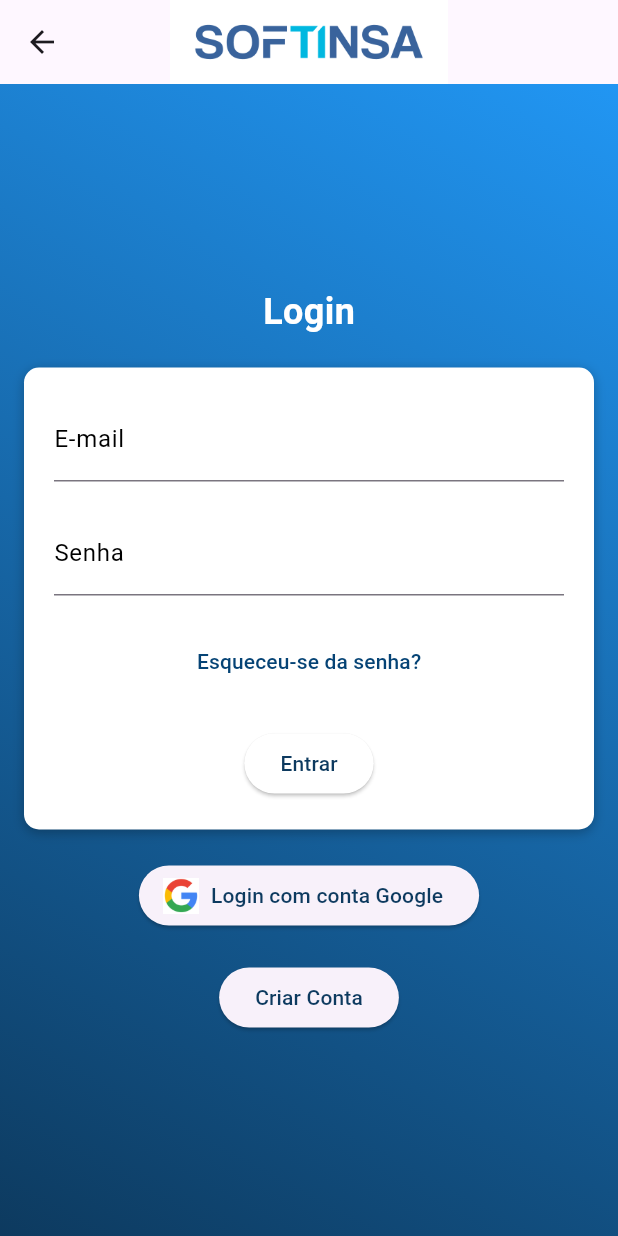
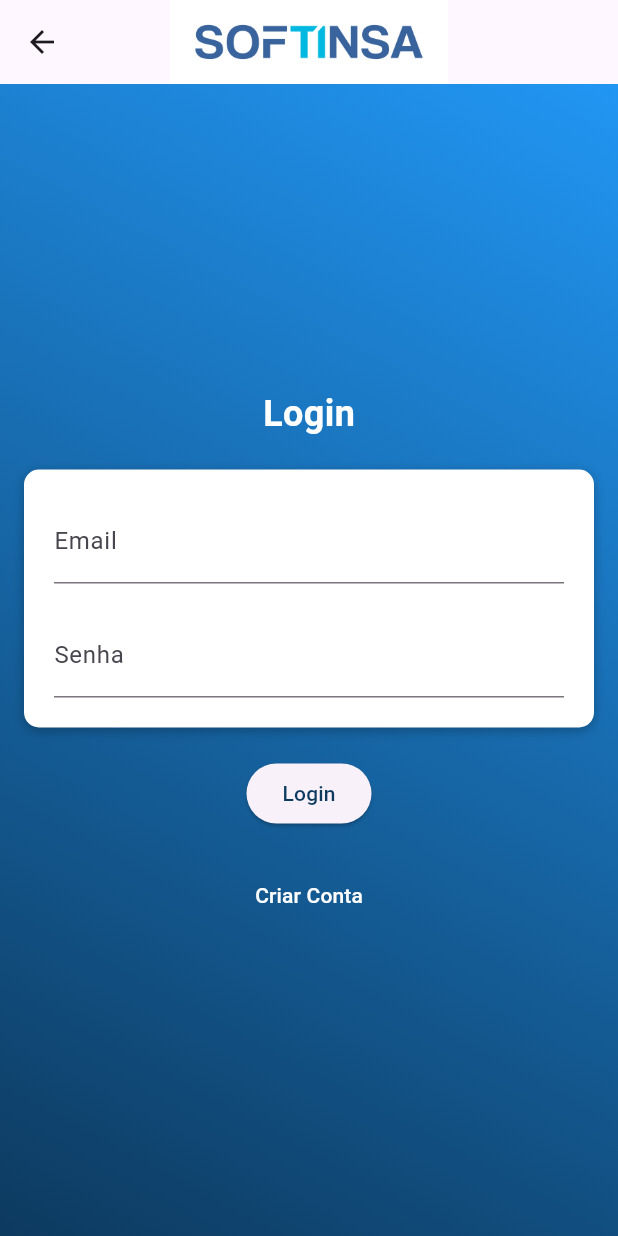
Before and after one commit to ricardo-04/Mobile, a Flutter app: the LoginPage screen opened by its route, on a phone screen of 412 x 824 dp. Run offline on Flutter 3.47's test engine with Material 3 defaults, Android fonts, the phone set to English and light mode, and no system bars; network calls fail.

Commit message:
login e contaCrate check

```diff
--- a/lib/drawer/definicoes.dart
+++ b/lib/drawer/definicoes.dart
@@ -18,7 +18,8 @@ class SettingsPage extends StatelessWidget {
           gradient: LinearGradient(
             begin: Alignment.topCenter,
             end: Alignment.bottomCenter,
-            colors: [Color.fromARGB(255, 53, 92, 124), Color.fromARGB(255, 214, 235, 252)],
+            colors: [Colors.blue,
+              Color.fromARGB(255, 13, 58, 95)],
           ),
         ),
         child: ListView(
--- a/lib/login.dart
+++ b/lib/login.dart
@@ -1,7 +1,8 @@
 import 'package:flutter/material.dart';
-import 'package:flutter/widgets.dart';
+import 'package:http/http.dart' as http;
+import 'dart:convert';
+import 'eventosPage.dart';
 import 'contaCreate.dart';
-import 'eventosPage.dart';
 
 class LoginPage extends StatefulWidget {
   @override
@@ -12,6 +13,38 @@ class _LoginPageState extends State<LoginPage> {
   final _formKey = GlobalKey<FormState>();
   final TextEditingController _emailController = TextEditingController();
   final TextEditingController _passwordController = TextEditingController();
+
+  Future<void> _login() async {
+    if (_formKey.currentState?.validate() ?? false) {
+      final response = await http.post(
+        Uri.parse('http://192.168.1.79:3000/auth/login'),
+        headers: <String, String>{
+          'Content-Type': 'application/json; charset=UTF-8',
+        },
+        body: jsonEncode(<String, String>{
+          'user_mail': _emailController.text,
+          'user_password': _passwordController.text,
+        }),
+      );
+
+      if (response.statusCode == 200) {
+        final responseData = jsonDecode(response.body);
+        // Armazenar o token de autenticação para futuras requisições
+        String token = responseData['token'];
+
+        // Navegar para a página de eventos
+        Navigator.push(
+          context,
+          MaterialPageRoute(builder: (context) => EventosPage()),
+        );
+      } else {
+        // Tratar erro
+        ScaffoldMessenger.of(context).showSnackBar(
+          SnackBar(content: Text('Email ou senha inválidos. Tente novamente.')),
+        );
+      }
+    }
+  }
 
   @override
   Widget build(BuildContext context) {
@@ -24,14 +57,18 @@ class _LoginPageState extends State<LoginPage> {
         ),
       ),
       body: SingleChildScrollView(
+        child: ConstrainedBox(
+          constraints: BoxConstraints(
+            minHeight: MediaQuery.of(context).size.height -
+                kToolbarHeight - MediaQuery.of(context).padding.top,
+          ),
+          child: IntrinsicHeight(
             child: Container(
-          height: MediaQuery.of(context).size.height -
-              kToolbarHeight - MediaQuery.of(context).padding.top,
               decoration: const BoxDecoration(
                 gradient: LinearGradient(
                   begin: Alignment.topRight,
                   end: Alignment.bottomLeft,
-              colors: [Color.fromRGBO(33, 150, 243, 1), Color.fromARGB(255, 13, 58, 95)],
+                  colors: [Colors.blue, Color.fromARGB(255, 13, 58, 95)],
                 ),
               ),
               child: Padding(
@@ -48,22 +85,19 @@ class _LoginPageState extends State<LoginPage> {
                       ),
                     ),
                     const SizedBox(height: 20.0),
-                _buildLoginForm(),
+                    _buildForm(),
                     const SizedBox(height: 20.0),
-                ElevatedButton.icon(
-                  icon: Image.asset('assets/google_logo.png', height: 24.0),
-                  label: const Text(
-                    'Login com conta Google',
+                    ElevatedButton(
+                      onPressed: _login,
+                      child: const Text(
+                        'Login',
                         style: TextStyle(
                           color: Color.fromARGB(255, 13, 58, 95),
                         ),
                       ),
-                  onPressed: () {
-                    // lógica de login com conta Google
-                  },
                     ),
                     const SizedBox(height: 20.0),
-                ElevatedButton(
+                    TextButton(
                       onPressed: () {
                         Navigator.push(
                           context,
@@ -73,7 +107,7 @@ class _LoginPageState extends State<LoginPage> {
                       child: const Text(
                         'Criar Conta',
                         style: TextStyle(
-                      color: Color.fromARGB(255, 13, 58, 95),
+                          color: Colors.white,
                         ),
                       ),
                     ),
@@ -82,11 +116,15 @@ class _LoginPageState extends State<LoginPage> {
               ),
             ),
           ),
+        ),
+      ),
     );
   }
 
-  Widget _buildLoginForm() {
-    return Container(
+  Widget _buildForm() {
+    return Form(
+      key: _formKey,
+      child: Container(
         decoration: BoxDecoration(
           color: Colors.white,
           borderRadius: BorderRadius.circular(10.0),
@@ -98,33 +136,19 @@ class _LoginPageState extends State<LoginPage> {
             ),
           ],
         ),
-      child: Form(
-        key: _formKey,
         child: Padding(
           padding: const EdgeInsets.all(20.0),
           child: Column(
             children: <Widget>[
               TextFormField(
                 controller: _emailController,
-                decoration: InputDecoration(
-                  labelText: 'E-mail',
-                  hintText: 'Digite o seu e-mail',
-                  labelStyle: TextStyle(
-                    color: _emailController.text.isEmpty ? Colors.black : Colors.blue,
-                  ),
-                  focusedBorder: const UnderlineInputBorder(
-                    borderSide: BorderSide(
-                      color: Colors.blue,
-                    ),
-                  ),
-                ),
-                keyboardType: TextInputType.emailAddress,
-                style: const TextStyle(
-                  color: Colors.black,
+                decoration: const InputDecoration(
+                  labelText: 'Email',
+                  hintText: 'Digite o seu email',
                 ),
                 validator: (value) {
                   if (value == null || value.isEmpty) {
-                    return 'Por favor, insira o seu e-mail';
+                    return 'Por favor, insira o seu email';
                   }
                   return null;
                 },
@@ -132,21 +156,9 @@ class _LoginPageState extends State<LoginPage> {
               const SizedBox(height: 20.0),
               TextFormField(
                 controller: _passwordController,
-                decoration: InputDecoration(
+                decoration: const InputDecoration(
                   labelText: 'Senha',
                   hintText: 'Digite a sua senha',
-                  labelStyle: TextStyle(
-                    color: _passwordController.text.isEmpty ? Colors.black : Colors.blue,
-                  ),
-                  focusedBorder: const UnderlineInputBorder(
-                    borderSide: BorderSide(
-                      color: Colors.blue,
-                    ),
-                  ),
-                ),
-                obscureText: true,
-                style: const TextStyle(
-                  color: Colors.black,
                 ),
                 validator: (value) {
                   if (value == null || value.isEmpty) {
@@ -154,41 +166,7 @@ class _LoginPageState extends State<LoginPage> {
                   }
                   return null;
                 },
-              ),
-              const SizedBox(height: 20.0),
-              TextButton(
-                onPressed: () {
-                  // Navegar para a página de esqueci minha senha
-                },
-                child: const Text(
-                  'Esqueceu-se da senha?',
-                  style: TextStyle(
-                    color: Color.fromARGB(255, 5, 67, 117),
-                  ),
-                ),
-              ),
-              const SizedBox(height: 20.0),
-              ElevatedButton(
-                onPressed: () {
-                  if (_formKey.currentState!.validate()) {
-                    // Implementar a lógica de login
-
-                    // Navegar para a nova página
-                    Navigator.push(
-                      context,
-                      MaterialPageRoute(builder: (context) => EventosPage()), // Substitua NovaPagina pela classe da sua nova página
-                    );
-                  }
-                },
-                style: ButtonStyle(
-                  backgroundColor: MaterialStateProperty.all<Color>(const Color.fromARGB(255, 255, 255, 255)),
-                ),
-                child: const Text(
-                  'Entrar',
-                  style: TextStyle(
-                    color: Color.fromARGB(255, 13, 58, 95),
-                  ),
-                ),
+                obscureText: true,
               ),
             ],
           ),
--- a/pubspec.yaml
+++ b/pubspec.yaml
@@ -42,7 +42,7 @@ dependencies:
 dev_dependencies:
   flutter_test:
     sdk: flutter
-    #http:
+  http:
   #firebase_auth:
   #firebase_core:
 
```
Also changed, not shown: lib/contaCreate.dart (+171 -60 lines), lib/eventosPage.dart (+39 -8 lines), pubspec.lock. Lines whose indentation alone changed are shown as unchanged.
